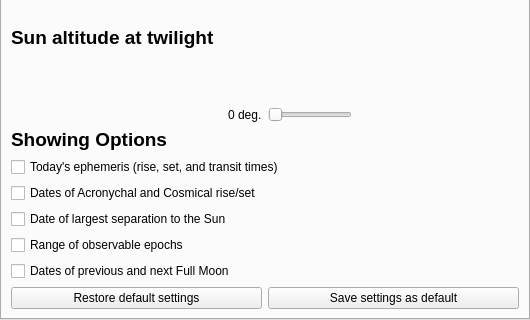
Above: plugins/Observability/src/gui/ObservabilityDialog.ui from 519984307/stellarium_src before the change; both pictures show x 0 to 530 and y 240 to 560 of the 530 by 560 pixel window. Below: the same form after it.
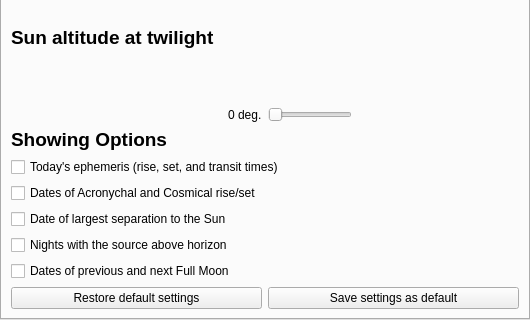
That is the form after the change. Custom widgets are drawn as their Qt base class.

```diff
--- a/plugins/Observability/src/gui/ObservabilityDialog.ui
+++ b/plugins/Observability/src/gui/ObservabilityDialog.ui
@@ -177,7 +177,7 @@
          <item>
           <widget class="QCheckBox" name="Goods">
            <property name="text">
-            <string>Range of observable epochs</string>
+            <string>Nights with the source above horizon</string>
            </property>
           </widget>
          </item>
```
